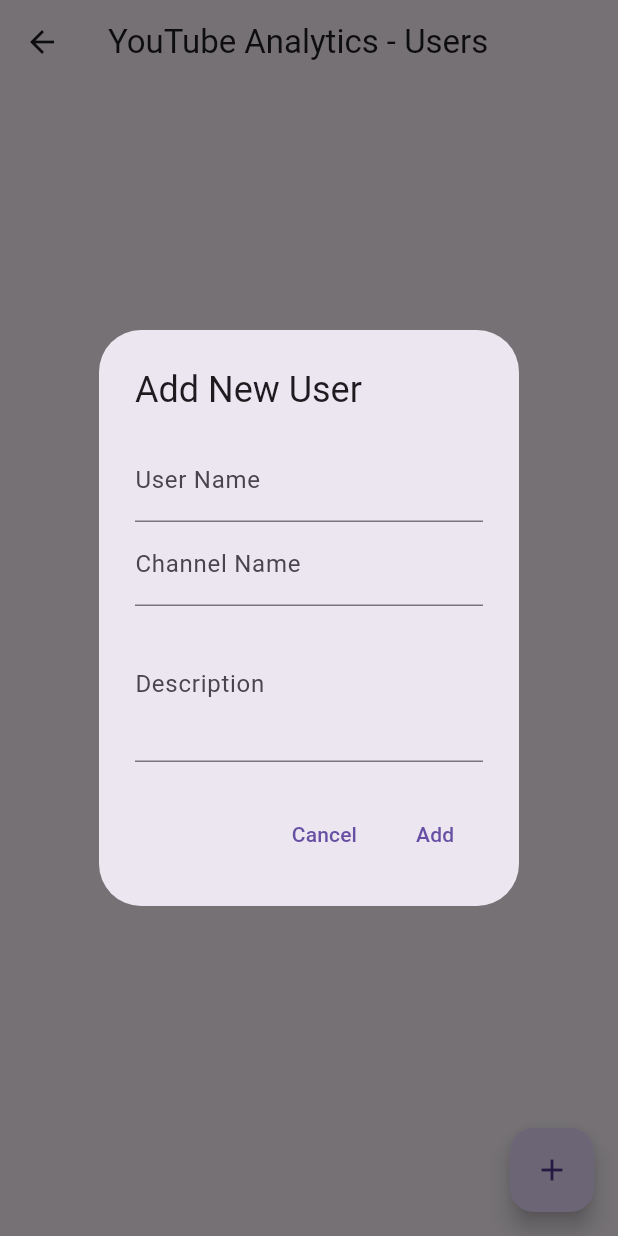
After one commit to k232003-TalalAli/Video-Platform-Analytics-System, a Flutter app: the UserListView screen opened directly, after a tap on the "add" icon, on a phone screen of 412 x 824 dp. The commit adds this screen. Run offline on Flutter 3.47's test engine with Material 3 defaults, Android fonts, the phone set to English and light mode, and no system bars; our stand-ins replace fl_chart, sqflite_common_ffi; accounts and stored records are empty.

Commit message:
Added DB Support, for persisting Data.

```diff
--- /dev/null
+++ b/lib/DB/controllers/database_helper.dart
@@ -0,0 +1,96 @@
+import 'package:path/path.dart';
+import 'dart:io';
+import 'package:sqflite_common_ffi/sqflite_ffi.dart';
+
+class DatabaseHelper {
+  static final DatabaseHelper instance = DatabaseHelper._init();
+  static Database? _database;
+
+  DatabaseHelper._init() {
+    sqfliteFfiInit();
+    databaseFactory = databaseFactoryFfi;
+  }
+
+  Future<Database> get database async {
+    if (_database != null) return _database!;
+    _database = await _initDB('youtube_analytics.db');
+    return _database!;
+  }
+
+  Future<Database> _initDB(String filePath) async {
+    // Store in lib/DB directory
+    final dbDir = Directory('lib/DB');
+    if (!await dbDir.exists()) {
+      await dbDir.create(recursive: true);
+    }
+    final path = join(dbDir.absolute.path, filePath);
+
+    return await openDatabase(
+      path,
+      version: 1,
+      onCreate: _createDB,
+      singleInstance: true,
+    );
+  }
+
+  Future<void> _createDB(Database db, int version) async {
+    const idType = 'TEXT PRIMARY KEY';
+    const textType = 'TEXT NOT NULL';
+    const intType = 'INTEGER NOT NULL';
+    const dateType = 'TEXT NOT NULL';
+    const decimalType = 'REAL NOT NULL';
+    const decimalType5_2 = 'REAL NOT NULL';
+
+    // Create users table
+    await db.execute('''
+    CREATE TABLE users (
+      user_id $idType,
+      user_name $textType,
+      channel_creation_date $dateType,
+      channel_name $textType,
+      total_views $intType,
+      total_subs $intType,
+      total_comments $intType,
+      total_watchtime $intType,
+      total_revenue $decimalType,
+      channel_image_link $textType,
+      description $textType
+    )
+    ''');
+
+    // Create videos table
+    await db.execute('''
+    CREATE TABLE videos (
+      video_id $idType,
+      user_id $textType,
+      video_name $textType,
+      views $intType,
+      subs $intType,
+      revenue $decimalType,
+      comments $intType,
+      watchtime $intType,
+      creation_date $dateType,
+      FOREIGN KEY (user_id) REFERENCES users (user_id)
+    )
+    ''');
+
+    // Create video_metrics table
+    await db.execute('''
+    CREATE TABLE video_metrics (
+      metric_id $idType,
+      video_id $textType,
+      day $dateType,
+      day_views $intType,
+      impressions $intType,
+      ctr $decimalType5_2,
+      watchtime $intType,
+      FOREIGN KEY (video_id) REFERENCES videos (video_id)
+    )
+    ''');
+  }
+
+  Future<void> close() async {
+    final db = await instance.database;
+    db.close();
+  }
+}
--- /dev/null
+++ b/lib/DB/models/user.dart
@@ -0,0 +1,59 @@
+class User {
+  final String userId;
+  final String userName;
+  final DateTime channelCreationDate;
+  final String channelName;
+  final int totalViews;
+  final int totalSubs;
+  final int totalComments;
+  final int totalWatchtime;
+  final double totalRevenue;
+  final String channelImageLink;
+  final String description;
+
+  User({
+    required this.userId,
+    required this.userName,
+    required this.channelCreationDate,
+    required this.channelName,
+    required this.totalViews,
+    required this.totalSubs,
+    required this.totalComments,
+    required this.totalWatchtime,
+    required this.totalRevenue,
+    required this.channelImageLink,
+    required this.description,
+  });
+
+  Map<String, dynamic> toMap() {
+    return {
+      'user_id': userId,
+      'user_name': userName,
+      'channel_creation_date': channelCreationDate.toIso8601String(),
+      'channel_name': channelName,
+      'total_views': totalViews,
+      'total_subs': totalSubs,
+      'total_comments': totalComments,
+      'total_watchtime': totalWatchtime,
+      'total_revenue': totalRevenue,
+      'channel_image_link': channelImageLink,
+      'description': description,
+    };
+  }
+
+  factory User.fromMap(Map<String, dynamic> map) {
+    return User(
+      userId: map['user_id'],
+      userName: map['user_name'],
+      channelCreationDate: DateTime.parse(map['channel_creation_date']),
+      channelName: map['channel_name'],
+      totalViews: map['total_views'],
+      totalSubs: map['total_subs'],
+      totalComments: map['total_comments'],
+      totalWatchtime: map['total_watchtime'],
+      totalRevenue: map['total_revenue'],
+      channelImageLink: map['channel_image_link'],
+      description: map['description'],
+    );
+  }
+}
--- /dev/null
+++ b/lib/DB/repositories/user_repository.dart
@@ -0,0 +1,49 @@
+import '../models/user.dart';
+import '../controllers/database_helper.dart';
+
+class UserRepository {
+  final dbHelper = DatabaseHelper.instance;
+
+  Future<int> insert(User user) async {
+    final db = await dbHelper.database;
+    await db.insert('users', user.toMap());
+    return 1;
+  }
+
+  Future<User?> getUser(String id) async {
+    final db = await dbHelper.database;
+    final maps = await db.query(
+      'users',
+      where: 'user_id = ?',
+      whereArgs: [id],
+    );
+
+    if (maps.isEmpty) return null;
+    return User.fromMap(maps.first);
+  }
+
+  Future<List<User>> getAllUsers() async {
+    final db = await dbHelper.database;
+    final maps = await db.query('users');
+    return maps.map((map) => User.fromMap(map)).toList();
+  }
+
+  Future<int> update(User user) async {
+    final db = await dbHelper.database;
+    return await db.update(
+      'users',
+      user.toMap(),
+      where: 'user_id = ?',
+      whereArgs: [user.userId],
+    );
+  }
+
+  Future<int> delete(String id) async {
+    final db = await dbHelper.database;
+    return await db.delete(
+      'users',
+      where: 'user_id = ?',
+      whereArgs: [id],
+    );
+  }
+}
--- /dev/null
+++ b/lib/DB/views/user_list_view.dart
@@ -0,0 +1,157 @@
+import 'package:flutter/material.dart';
+import 'package:uuid/uuid.dart';
+import '../models/user.dart';
+import '../repositories/user_repository.dart';
+
+class UserListView extends StatefulWidget {
+  const UserListView({super.key});
+
+  @override
+  State<UserListView> createState() => _UserListViewState();
+}
+
+class _UserListViewState extends State<UserListView> {
+  final UserRepository _userRepository = UserRepository();
+  final _formKey = GlobalKey<FormState>();
+  final _nameController = TextEditingController();
+  final _channelNameController = TextEditingController();
+  final _descriptionController = TextEditingController();
+
+  @override
+  Widget build(BuildContext context) {
+    return Scaffold(
+      appBar: AppBar(
+        title: const Text('YouTube Analytics - Users'),
+      ),
+      body: Column(
+        children: [
+          Expanded(
+            child: FutureBuilder<List<User>>(
+              future: _userRepository.getAllUsers(),
+              builder: (context, snapshot) {
+                if (snapshot.connectionState == ConnectionState.waiting) {
+                  return const Center(child: CircularProgressIndicator());
+                }
+
+                if (snapshot.hasError) {
+                  return Center(child: Text('Error: ${snapshot.error}'));
+                }
+
+                final users = snapshot.data ?? [];
+                return ListView.builder(
+                  itemCount: users.length,
+                  itemBuilder: (context, index) {
+                    final user = users[index];
+                    return ListTile(
+                      title: Text(user.userName),
+                      subtitle: Text(user.channelName),
+                      trailing: IconButton(
+                        icon: const Icon(Icons.delete),
+                        onPressed: () async {
+                          await _userRepository.delete(user.userId);
+                          setState(() {});
+                        },
+                      ),
+                    );
+                  },
+                );
+              },
+            ),
+          ),
+        ],
+      ),
+      floatingActionButton: FloatingActionButton(
+        onPressed: () {
+          _showAddUserDialog(context);
+        },
+        child: const Icon(Icons.add),
+      ),
+    );
+  }
+
+  void _showAddUserDialog(BuildContext context) {
+    showDialog(
+      context: context,
+      builder: (context) {
+        return AlertDialog(
+          title: const Text('Add New User'),
+          content: Form(
+            key: _formKey,
+            child: Column(
+              mainAxisSize: MainAxisSize.min,
+              children: [
+                TextFormField(
+                  controller: _nameController,
+                  decoration: const InputDecoration(labelText: 'User Name'),
+                  validator: (value) {
+                    if (value == null || value.isEmpty) {
+                      return 'Please enter a user name';
+                    }
+                    return null;
+                  },
+                ),
+                TextFormField(
+                  controller: _channelNameController,
+                  decoration: const InputDecoration(labelText: 'Channel Name'),
+                  validator: (value) {
+                    if (value == null || value.isEmpty) {
+                      return 'Please enter a channel name';
+                    }
+                    return null;
+                  },
+                ),
+                TextFormField(
+                  controller: _descriptionController,
+                  decoration: const InputDecoration(labelText: 'Description'),
+                  maxLines: 3,
+                ),
+              ],
+            ),
+          ),
+          actions: [
+            TextButton(
+              onPressed: () {
+                Navigator.of(context).pop();
+              },
+              child: const Text('Cancel'),
+            ),
+            TextButton(
+              onPressed: () async {
+                if (_formKey.currentState!.validate()) {
+                  final user = User(
+                    userId: const Uuid().v4(),
+                    userName: _nameController.text,
+                    channelName: _channelNameController.text,
+                    channelCreationDate: DateTime.now(),
+                    description: _descriptionController.text,
+                    totalViews: 0,
+                    totalSubs: 0,
+                    totalComments: 0,
+                    totalWatchtime: 0,
+                    totalRevenue: 0,
+                    channelImageLink: '',
+                  );
+
+                  await _userRepository.insert(user);
+                  if (mounted) {
+                    Navigator.of(context).pop();
+                    setState(() {});
+                  }
+                }
+              },
+              child: const Text('Add'),
+            ),
+          ],
+        );
+      },
+    );
+  }
+
+  @override
+  void dispose() {
+    _nameController.dispose();
+    _channelNameController.dispose();
+    _descriptionController.dispose();
+    super.dispose();
+  }
+}
```
Also changed, not shown: lib/DB/models/video.dart (added, +51 -0 lines), lib/DB/models/video_metric.dart (added, +43 -0 lines), lib/DB/repositories/video_metric_repository.dart (added, +69 -0 lines), lib/DB/repositories/video_repository.dart (added, +59 -0 lines), lib/main.dart (+7 -9 lines), pubspec.yaml (+10 -10 lines), pubspec.lock, 1 other file.
